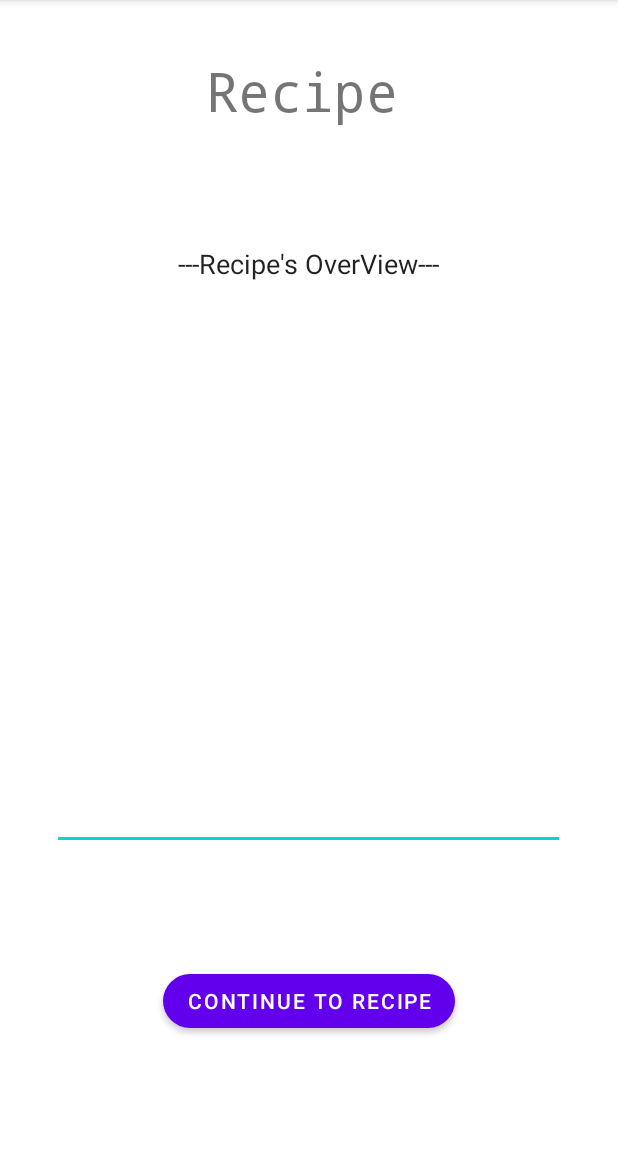
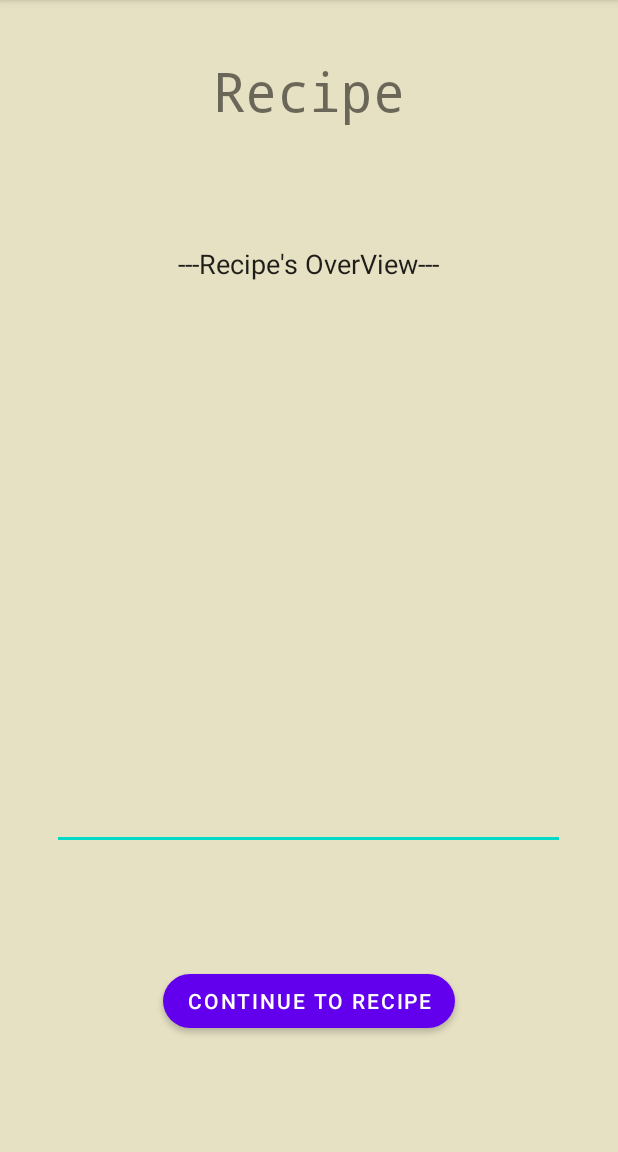
Before and after one commit to ShadehaterCS/TALESS-Cocktails---Android, an Android app: the RecipeOverview screen opened directly, with no data from a screen before it, on a phone screen of 412 x 824 dp, the part 84-1236 px from its top. Run offline under Robolectric (Android 15) with nearby library versions, the phone set to English and light mode, and no system bars.

Commit message:
Listview sto mainmenu kai refactor to activity_main.xml se RecipeOverview

```diff
--- a/app/src/main/AndroidManifest.xml
+++ b/app/src/main/AndroidManifest.xml
@@ -18,7 +18,7 @@
         </activity>
         <activity android:name=".StepWithTimer" />
         <activity android:name=".Steps" />
-        <activity android:name=".MainActivity">
+        <activity android:name=".RecipeOverview">
 
         </activity>
     </application>
--- a/app/src/main/java/com/authandroid_smartcookies/smartcookie/MainActivity.java
+++ b/app/src/main/java/com/authandroid_smartcookies/smartcookie/RecipeOverview.java
@@ -7,20 +7,20 @@ import android.os.Bundle;
 import android.view.View;
 import android.widget.Button;
 
-public class MainActivity extends AppCompatActivity {
+public class RecipeOverview extends AppCompatActivity {
 
     Button ContinueButton;
 
     @Override
     protected void onCreate(Bundle savedInstanceState) {
         super.onCreate(savedInstanceState);
-        setContentView(R.layout.activity_main);
+        setContentView(R.layout.recipeoverview);
         ContinueButton = findViewById(R.id.Continuetorecipebutton);
 
         ContinueButton.setOnClickListener(new View.OnClickListener() {
             @Override
             public void onClick(View v) {
-                Intent intent= new Intent(MainActivity.this , Steps.class);
+                Intent intent= new Intent(RecipeOverview.this , Steps.class);
                 startActivity(intent);
             }
         });
--- a/app/src/main/java/com/authandroid_smartcookies/smartcookie/StepWithTimer.java
+++ b/app/src/main/java/com/authandroid_smartcookies/smartcookie/StepWithTimer.java
@@ -20,7 +20,7 @@ public class StepWithTimer extends AppCompatActivity {
     @Override
     protected void onCreate(Bundle savedInstanceState) {
         super.onCreate(savedInstanceState);
-        setContentView(R.layout.activity_main);
+        setContentView(R.layout.recipeoverview);
 
         countdownText = findViewById(R.id.countdown_text);
         countdownButton = findViewById(R.id.countdown_button);
--- a/app/src/main/res/layout/activity_main.xml
+++ b/app/src/main/res/layout/recipeoverview.xml
@@ -4,7 +4,8 @@
     xmlns:tools="http://schemas.android.com/tools"
     android:layout_width="match_parent"
     android:layout_height="match_parent"
-    tools:context=".MainActivity">
+    tools:context=".RecipeOverview"
+    android:background="#E6E1C3">
 
     <TextView
         android:id="@+id/textView"
@@ -13,6 +14,7 @@
         android:layout_marginTop="36dp"
         android:fontFamily="monospace"
         android:text="Recipe"
+        android:textAlignment="center"
         android:textSize="36sp"
         app:layout_constraintEnd_toEndOf="parent"
         app:layout_constraintStart_toStartOf="parent"
```
Also changed, not shown: app/src/main/java/com/authandroid_smartcookies/smartcookie/Menu/MainMenuFragment.java (+1 -8 lines), app/src/main/res/layout/fragment_main_menu.xml (+10 -8 lines).
